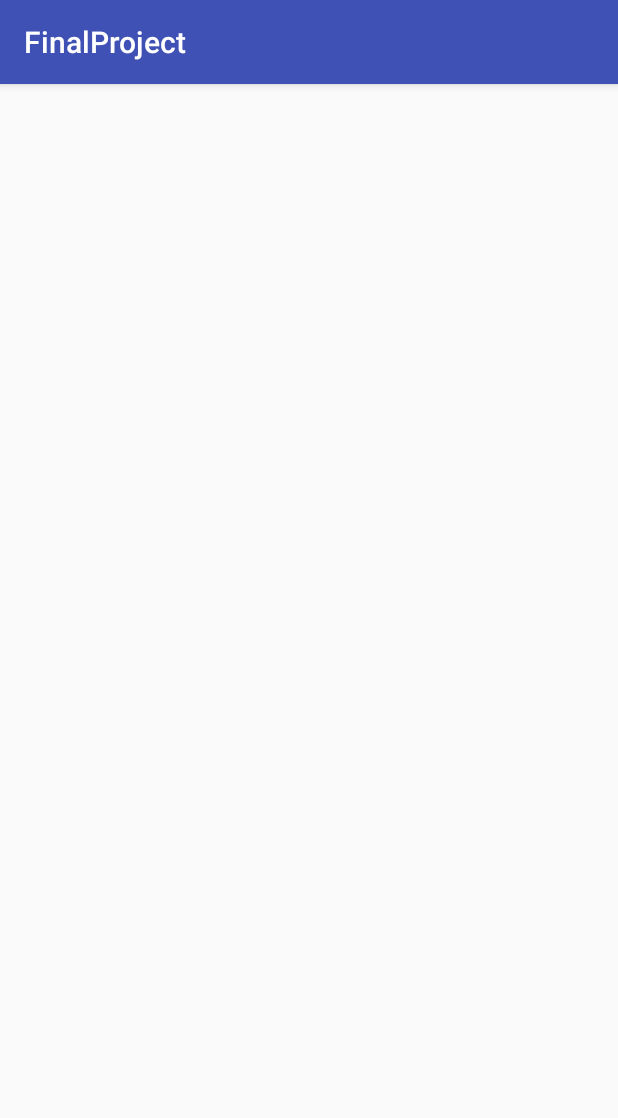
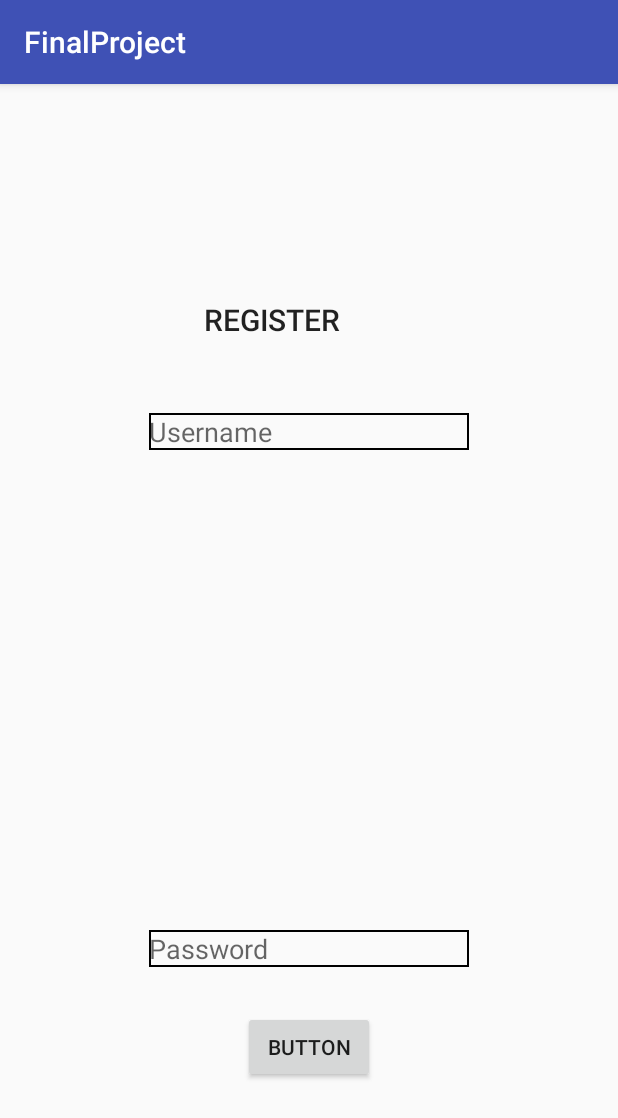
Before and after one commit to Green-Minds/FinalProject, an Android app: the SignupActivity screen opened directly, with no data from a screen before it, on a phone screen of 412 x 824 dp. Shown: the top 1118 px of the screen. Run offline under Robolectric (Android 15) with nearby library versions, the phone set to English and light mode, and no system bars.

Commit message:
-Started designing the layout of the signup activity

```diff
--- /dev/null
+++ b/app/src/main/res/drawable/text_input_border.xml
@@ -0,0 +1,5 @@
+<?xml version="1.0" encoding="utf-8"?>
+<shape xmlns:android="http://schemas.android.com/apk/res/android" android:shape="rectangle" >
+    <solid android:color="@android:color/transparent" />
+    <stroke android:width="1dip" android:color="#000000"/>
+</shape>
--- a/app/src/main/res/layout/activity_signup.xml
+++ b/app/src/main/res/layout/activity_signup.xml
@@ -1,9 +1,53 @@
 <?xml version="1.0" encoding="utf-8"?>
-<android.support.constraint.ConstraintLayout xmlns:android="http://schemas.android.com/apk/res/android"
+<RelativeLayout xmlns:android="http://schemas.android.com/apk/res/android"
     xmlns:app="http://schemas.android.com/apk/res-auto"
     xmlns:tools="http://schemas.android.com/tools"
     android:layout_width="match_parent"
     android:layout_height="match_parent"
     tools:context=".Activities.SignupActivity">
 
-</android.support.constraint.ConstraintLayout>
+    <TextView
+        android:id="@+id/tvRegister"
+        android:layout_width="wrap_content"
+        android:layout_height="wrap_content"
+        android:layout_alignParentStart="true"
+        android:layout_alignParentTop="true"
+        android:layout_marginStart="136dp"
+        android:layout_marginTop="143dp"
+        android:text="REGISTER"
+        android:textAllCaps="false"
+        android:textAppearance="@style/TextAppearance.AppCompat.Title" />
+
+    <EditText
+        android:id="@+id/etUsernameInput"
+        android:layout_width="wrap_content"
+        android:layout_height="wrap_content"
+        android:layout_alignParentTop="true"
+        android:layout_centerHorizontal="true"
+        android:layout_marginTop="219dp"
+        android:background="@drawable/text_input_border"
+        android:ems="10"
+        android:hint="Username"
+        android:inputType="textPersonName" />
+
+    <EditText
+        android:id="@+id/etPasswordInput"
+        android:layout_width="wrap_content"
+        android:layout_height="wrap_content"
+        android:layout_alignParentBottom="true"
+        android:layout_centerHorizontal="true"
+        android:layout_marginBottom="179dp"
+        android:background="@drawable/text_input_border"
+        android:ems="10"
+        android:hint="Password"
+        android:inputType="textPersonName" />
+
+    <Button
+        android:id="@+id/btnSignup"
+        android:layout_width="wrap_content"
+        android:layout_height="wrap_content"
+        android:layout_alignParentBottom="true"
+        android:layout_centerHorizontal="true"
+        android:layout_marginBottom="102dp"
+        android:text="Button" />
+</RelativeLayout>
```
